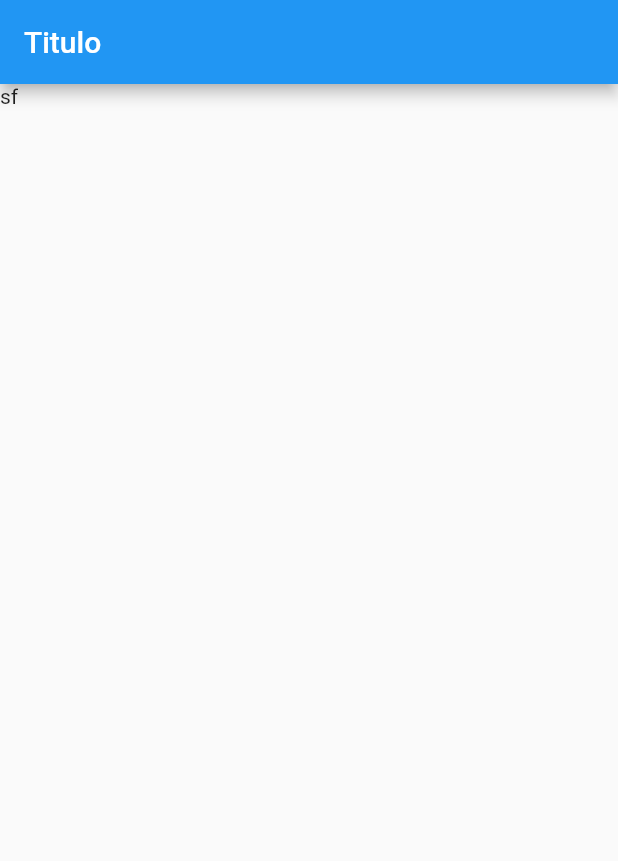
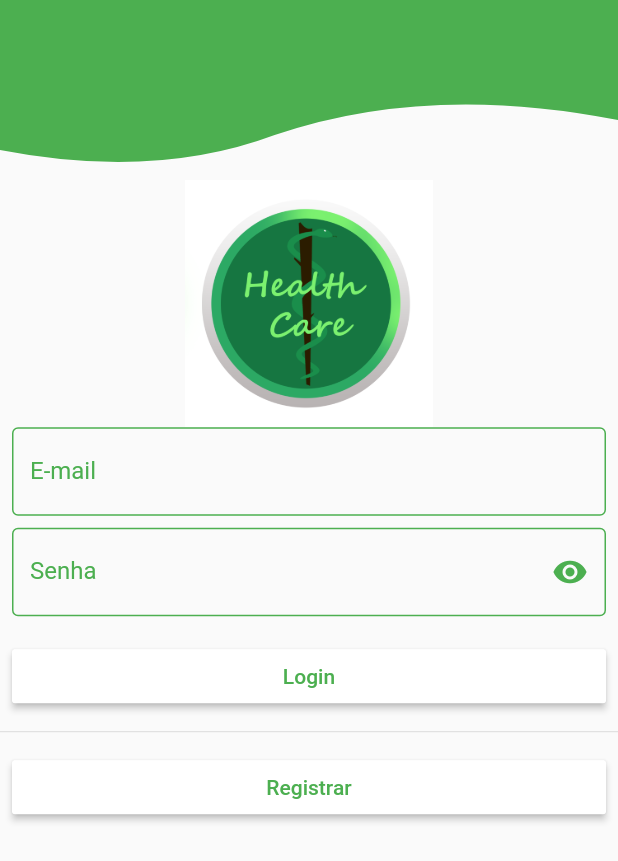
Before and after one commit to adilsonl/hacka_for_live_app, a Flutter app: the screen it shows after launch, on a phone screen of 412 x 824 dp. Shown: the top 861 px of the screen. Run offline on Flutter 3.47's test engine with Material 2 defaults, Android fonts, the phone set to English and light mode, and no system bars; our stand-ins replace flutter_custom_clippers, get.

Commit message:
login and register

```diff
--- a/lib/main.dart
+++ b/lib/main.dart
@@ -1,5 +1,7 @@
 import 'package:flutter/material.dart';
 import 'package:get/get.dart';
+import 'package:hacka_for_life/view/login/login.dart';
+import 'package:hacka_for_life/view/register/register.dart';
 
 void main() {
   runApp(MyApp());
@@ -15,7 +17,11 @@ class MyApp extends StatelessWidget {
         primarySwatch: Colors.blue,
         visualDensity: VisualDensity.adaptivePlatformDensity,
       ),
-      home: MyHomePage(),
+      home: LoginPage(),
+      getPages: [
+        GetPage(name: "/", page: ()=>LoginPage()),
+        GetPage(name: "/register", page: ()=>RegisterPage())
+      ],
     );
   }
 }
--- /dev/null
+++ b/lib/view/login/login.dart
@@ -0,0 +1,23 @@
+import 'package:flutter/material.dart';
+import 'package:get/get.dart';
+import 'package:hacka_for_life/view/login/login_widgets.dart';
+class LoginPage extends GetWidget{
+  @override
+  Widget build(BuildContext context) {
+    return SafeArea(child: Scaffold(
+      body:SingleChildScrollView(
+        child: Column(
+          children: [
+            clipPath(),
+            wupIcon(context),
+            emailTextField(),
+            passTextField(),
+            loginButton(),
+            buttonDivider(),
+            registerButton(context)
+          ],
+        ),
+      )
+    ));
+  }
+}
--- /dev/null
+++ b/lib/view/login/login_widgets.dart
@@ -0,0 +1,131 @@
+import 'package:flutter/cupertino.dart';
+import 'package:flutter/material.dart';
+import 'package:flutter_custom_clippers/flutter_custom_clippers.dart';
+import 'package:get/get.dart';
+
+import 'login_controller.dart';
+
+final LoginPageController controller = Get.put(LoginPageController());
+
+
+
+Widget clipPath() {
+  return ClipPath(
+    clipper: WaveClipperTwo(),
+    child: Container(
+      height: 120,
+      color: Colors.green,
+    ),
+  );
+}
+
+Widget wupIcon(BuildContext context) {
+  return Center(
+    child: Image.asset(
+      'images/Logo.png',
+      height: MediaQuery.of(context).size.height * 0.2,
+    ),
+  );
+}
+
+Widget emailTextField() {
+  return Padding(
+    padding: EdgeInsets.symmetric(horizontal: 8),
+    child: TextField(
+      onChanged: (_value) {
+      },
+      style: TextStyle(color:Colors.green),
+      decoration: InputDecoration(
+        labelText: "E-mail",
+        labelStyle: TextStyle(color:Colors.green),
+        enabledBorder: OutlineInputBorder(
+          borderSide: BorderSide(color:Colors.green),
+        ),
+        focusedBorder: OutlineInputBorder(
+          borderSide: BorderSide(color: Colors.green),
+        ),
+        border: OutlineInputBorder(),
+      ),
+    ),
+  );
+}
+
+Widget passTextField() {
+  return Padding(
+    padding: EdgeInsets.symmetric(vertical: 8, horizontal: 8),
+    child: Obx(
+      () => TextField(
+        obscureText: controller.obscureText.value,
+        onChanged: (_value) {
+          controller.password.value = _value;
+        },
+        style: TextStyle(color: Colors.green),
+        decoration: InputDecoration(
+          labelText: "Senha",
+          labelStyle: TextStyle(color: Colors.green),
+          enabledBorder: OutlineInputBorder(
+            borderSide: BorderSide(color: Colors.green),
+          ),
+          focusedBorder: OutlineInputBorder(
+            borderSide: BorderSide(color: Colors.green),
+          ),
+          border: OutlineInputBorder(),
+          suffixIcon: IconButton(
+            onPressed: () {
+              controller.iconChange();
+            },
+            icon: Obx(
+              () => Icon(
+                controller.visibilityIcon.value,
+                color: Colors.green,
+              ),
+            ),
+          ),
+        ),
+      ),
+    ),
+  );
+}
+
+Widget loginButton() {
+  return Padding(
+    padding: EdgeInsets.symmetric(vertical: 8, horizontal: 8),
+    child: Container(
+      width: double.infinity,
+      child: RaisedButton(
+        child: Text(
+          "Login",
+          style: TextStyle(color: Colors.green),
+        ),
+        color: Colors.white,
+        onPressed: () async {
+        },
+      ),
+    ),
+  );
+}
+
+Widget buttonDivider() {
+  return Divider(
+    height: 10,
+  );
+}
+
+Widget registerButton(BuildContext context) {
+  return Padding(
+    padding: EdgeInsets.symmetric(vertical: 8, horizontal: 8),
+    child: Container(
+      width: double.infinity,
+      child: RaisedButton(
+        child: Text(
+          "Registrar",
+          style: TextStyle(color: Colors.green),
+        ),
+        color: Colors.white,
+        onPressed: () {
+          Get.toNamed('/register');
+        },
+      ),
+    ),
+  );
+}
```
Also changed, not shown: lib/view/login/login_controller.dart (added, +37 -0 lines), lib/view/register/register.dart (added, +24 -0 lines), lib/view/register/register_controller.dart (added, +24 -0 lines), lib/view/register/register_widgets.dart (added, +179 -0 lines), pubspec.yaml (+4 -3 lines), images/Logo.png (added), lib/pages/login.dart (deleted), lib/pages/register.dart (deleted), pubspec.lock, 1 other file.
